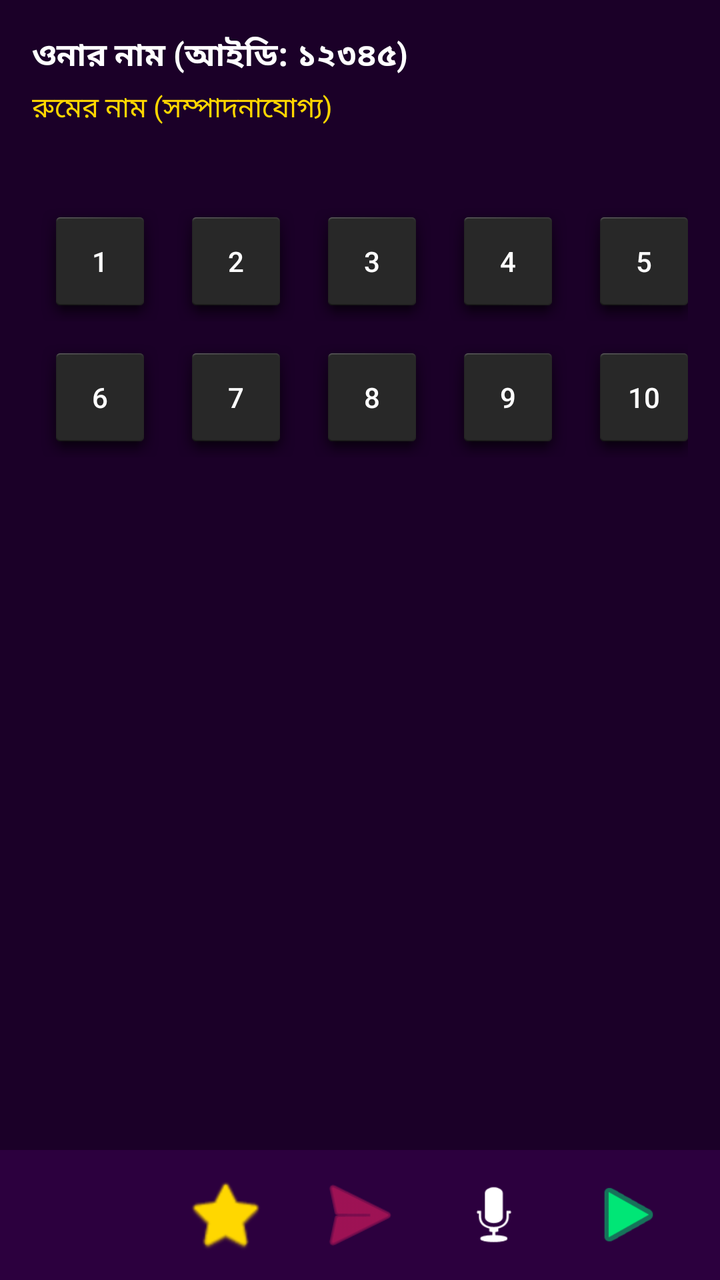
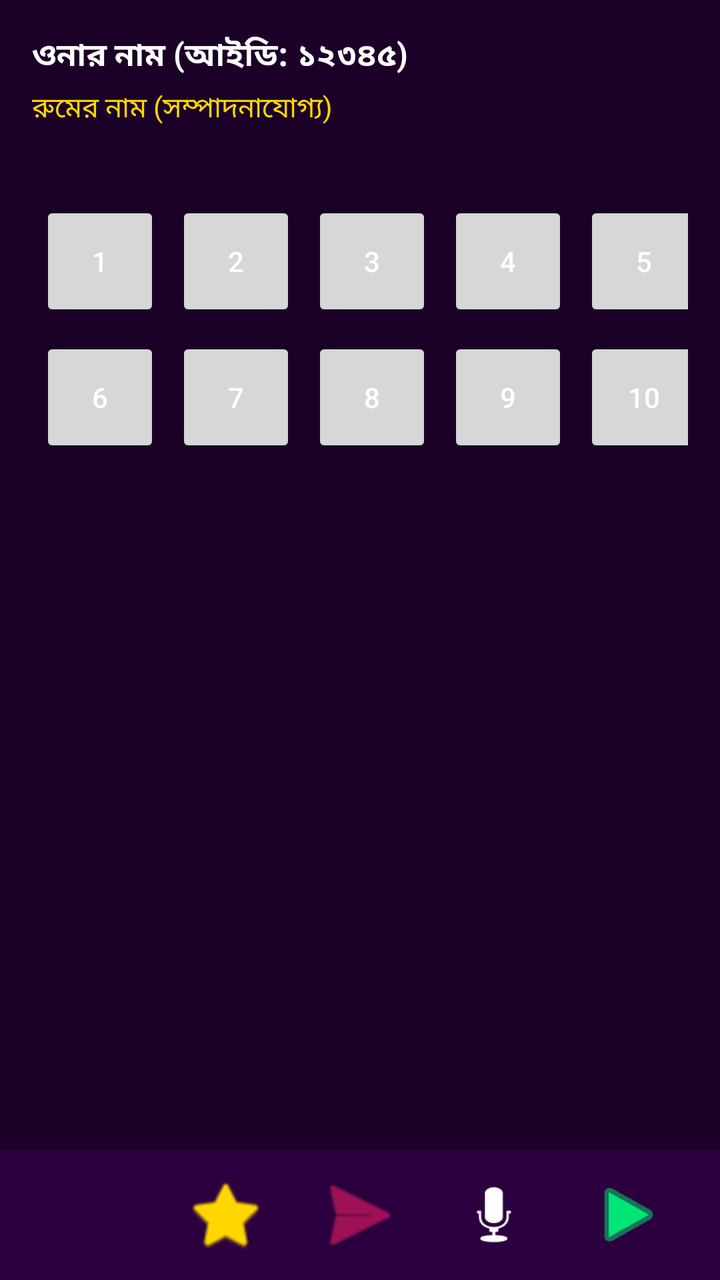

Compare the two renders of this Android layout. The source of the first and the diff that turns it into the second are given below.
<!-- AndroidManifest.xml: application theme Theme.AppCompat.DayNight.NoActionBar -->
<!-- res/layout/activity_voice_room.xml -->
<?xml version="1.0" encoding="utf-8"?>
<RelativeLayout xmlns:android="http://schemas.android.com/apk/res/android"
    xmlns:app="http://schemas.android.com/apk/res-auto"
    android:layout_width="match_parent"
    android:layout_height="match_parent"
    android:background="#1B0028">

    
    <LinearLayout
        android:id="@+id/roomHeader"
        android:layout_width="match_parent"
        android:layout_height="wrap_content"
        android:orientation="vertical"
        android:padding="16dp">

        <TextView
            android:id="@+id/txtOwnerName"
            android:layout_width="wrap_content"
            android:layout_height="wrap_content"
            android:text="ওনার নাম (আইডি: ১২৩৪৫)"
            android:textColor="#FFFFFF"
            android:textSize="16sp"
            android:textStyle="bold" />

        <TextView
            android:id="@+id/txtRoomName"
            android:layout_width="wrap_content"
            android:layout_height="wrap_content"
            android:layout_marginTop="4dp"
            android:text="রুমের নাম (সম্পাদনাযোগ্য)"
            android:textColor="#FFD700"
            android:textSize="14sp" />
    </LinearLayout>

    
    <GridLayout
        android:id="@+id/seatGridLayout"
        android:layout_width="match_parent"
        android:layout_height="wrap_content"
        android:layout_below="@id/roomHeader"
        android:layout_centerHorizontal="true"
        android:layout_margin="16dp"
        android:alignmentMode="alignMargins"
        android:columnCount="5"
        android:rowCount="2"
        android:useDefaultMargins="true">

        
        <Button android:id="@+id/seat1" android:layout_width="60dp" android:layout_height="60dp" android:background="@android:drawable/dialog_holo_dark_frame" android:text="1" android:textColor="#FFFFFF" />
        <Button android:id="@+id/seat2" android:layout_width="60dp" android:layout_height="60dp" android:background="@android:drawable/dialog_holo_dark_frame" android:text="2" android:textColor="#FFFFFF" />
        <Button android:id="@+id/seat3" android:layout_width="60dp" android:layout_height="60dp" android:background="@android:drawable/dialog_holo_dark_frame" android:text="3" android:textColor="#FFFFFF" />
        <Button android:id="@+id/seat4" android:layout_width="60dp" android:layout_height="60dp" android:background="@android:drawable/dialog_holo_dark_frame" android:text="4" android:textColor="#FFFFFF" />
        <Button android:id="@+id/seat5" android:layout_width="60dp" android:layout_height="60dp" android:background="@android:drawable/dialog_holo_dark_frame" android:text="5" android:textColor="#FFFFFF" />
        <Button android:id="@+id/seat6" android:layout_width="60dp" android:layout_height="60dp" android:background="@android:drawable/dialog_holo_dark_frame" android:text="6" android:textColor="#FFFFFF" />
        <Button android:id="@+id/seat7" android:layout_width="60dp" android:layout_height="60dp" android:background="@android:drawable/dialog_holo_dark_frame" android:text="7" android:textColor="#FFFFFF" />
        <Button android:id="@+id/seat8" android:layout_width="60dp" android:layout_height="60dp" android:background="@android:drawable/dialog_holo_dark_frame" android:text="8" android:textColor="#FFFFFF" />
        <Button android:id="@+id/seat9" android:layout_width="60dp" android:layout_height="60dp" android:background="@android:drawable/dialog_holo_dark_frame" android:text="9" android:textColor="#FFFFFF" />
        <Button android:id="@+id/seat10" android:layout_width="60dp" android:layout_height="60dp" android:background="@android:drawable/dialog_holo_dark_frame" android:text="10" android:textColor="#FFFFFF" />

    </GridLayout>

    
    <LinearLayout
        android:id="@+id/bottomControlBar"
        android:layout_width="match_parent"
        android:layout_height="65dp"
        android:layout_alignParentBottom="true"
        android:background="#2C003E"
        android:gravity="center_vertical"
        android:orientation="horizontal"
        android:paddingHorizontal="12dp"
        android:weightSum="5">

        
        <ImageView
            android:id="@+id/btnSms"
            android:layout_width="0dp"
            android:layout_height="40dp"
            android:layout_weight="1"
            android:src="@android:drawable/ic_communication_clear_portal"
            app:tint="#FFFFFF" />

        
        <ImageView
            android:id="@+id/btnEmoji"
            android:layout_width="0dp"
            android:layout_height="40dp"
            android:layout_weight="1"
            android:src="@android:drawable/btn_star"
            app:tint="#FFD700" />

        
        <ImageView
            android:id="@+id/btnGift"
            android:layout_width="0dp"
            android:layout_height="48dp"
            android:layout_weight="1"
            android:src="@android:drawable/ic_menu_send"
            app:tint="#E91E63" />

        
        <ImageView
            android:id="@+id/btnMic"
            android:layout_width="0dp"
            android:layout_height="40dp"
            android:layout_weight="1"
            android:src="@android:drawable/ic_btn_speak_now"
            app:tint="#FFFFFF" />

        
        <ImageView
            android:id="@+id/btnGames"
            android:layout_width="0dp"
            android:layout_height="40dp"
            android:layout_weight="1"
            android:src="@android:drawable/ic_media_play"
            app:tint="#00E676" />

    </LinearLayout>

</RelativeLayout>
<!-- resources referenced by this layout -->
<resources>

</resources>

<!-- the commit's change to res/layout/activity_voice_room.xml (unified diff, before → after) -->
@@ -45,17 +45,16 @@
         android:rowCount="2"
         android:useDefaultMargins="true">
 
-        
-        <Button android:id="@+id/seat1" android:layout_width="60dp" android:layout_height="60dp" android:background="@android:drawable/dialog_holo_dark_frame" android:text="1" android:textColor="#FFFFFF" />
-        <Button android:id="@+id/seat2" android:layout_width="60dp" android:layout_height="60dp" android:background="@android:drawable/dialog_holo_dark_frame" android:text="2" android:textColor="#FFFFFF" />
-        <Button android:id="@+id/seat3" android:layout_width="60dp" android:layout_height="60dp" android:background="@android:drawable/dialog_holo_dark_frame" android:text="3" android:textColor="#FFFFFF" />
-        <Button android:id="@+id/seat4" android:layout_width="60dp" android:layout_height="60dp" android:background="@android:drawable/dialog_holo_dark_frame" android:text="4" android:textColor="#FFFFFF" />
-        <Button android:id="@+id/seat5" android:layout_width="60dp" android:layout_height="60dp" android:background="@android:drawable/dialog_holo_dark_frame" android:text="5" android:textColor="#FFFFFF" />
-        <Button android:id="@+id/seat6" android:layout_width="60dp" android:layout_height="60dp" android:background="@android:drawable/dialog_holo_dark_frame" android:text="6" android:textColor="#FFFFFF" />
-        <Button android:id="@+id/seat7" android:layout_width="60dp" android:layout_height="60dp" android:background="@android:drawable/dialog_holo_dark_frame" android:text="7" android:textColor="#FFFFFF" />
-        <Button android:id="@+id/seat8" android:layout_width="60dp" android:layout_height="60dp" android:background="@android:drawable/dialog_holo_dark_frame" android:text="8" android:textColor="#FFFFFF" />
-        <Button android:id="@+id/seat9" android:layout_width="60dp" android:layout_height="60dp" android:background="@android:drawable/dialog_holo_dark_frame" android:text="9" android:textColor="#FFFFFF" />
-        <Button android:id="@+id/seat10" android:layout_width="60dp" android:layout_height="60dp" android:background="@android:drawable/dialog_holo_dark_frame" android:text="10" android:textColor="#FFFFFF" />
+        <Button android:id="@+id/seat1" android:layout_width="60dp" android:layout_height="60dp" android:text="1" android:textColor="#FFFFFF" />
+        <Button android:id="@+id/seat2" android:layout_width="60dp" android:layout_height="60dp" android:text="2" android:textColor="#FFFFFF" />
+        <Button android:id="@+id/seat3" android:layout_width="60dp" android:layout_height="60dp" android:text="3" android:textColor="#FFFFFF" />
+        <Button android:id="@+id/seat4" android:layout_width="60dp" android:layout_height="60dp" android:text="4" android:textColor="#FFFFFF" />
+        <Button android:id="@+id/seat5" android:layout_width="60dp" android:layout_height="60dp" android:text="5" android:textColor="#FFFFFF" />
+        <Button android:id="@+id/seat6" android:layout_width="60dp" android:layout_height="60dp" android:text="6" android:textColor="#FFFFFF" />
+        <Button android:id="@+id/seat7" android:layout_width="60dp" android:layout_height="60dp" android:text="7" android:textColor="#FFFFFF" />
+        <Button android:id="@+id/seat8" android:layout_width="60dp" android:layout_height="60dp" android:text="8" android:textColor="#FFFFFF" />
+        <Button android:id="@+id/seat9" android:layout_width="60dp" android:layout_height="60dp" android:text="9" android:textColor="#FFFFFF" />
+        <Button android:id="@+id/seat10" android:layout_width="60dp" android:layout_height="60dp" android:text="10" android:textColor="#FFFFFF" />
 
     </GridLayout>
 
@@ -71,7 +70,6 @@
         android:paddingHorizontal="12dp"
         android:weightSum="5">
 
-        
         <ImageView
             android:id="@+id/btnSms"
             android:layout_width="0dp"
@@ -80,7 +78,6 @@
             android:src="@android:drawable/ic_communication_clear_portal"
             app:tint="#FFFFFF" />
 
-        
         <ImageView
             android:id="@+id/btnEmoji"
             android:layout_width="0dp"
@@ -89,7 +86,6 @@
             android:src="@android:drawable/btn_star"
             app:tint="#FFD700" />
 
-        
         <ImageView
             android:id="@+id/btnGift"
             android:layout_width="0dp"
@@ -98,7 +94,6 @@
             android:src="@android:drawable/ic_menu_send"
             app:tint="#E91E63" />
 
-        
         <ImageView
             android:id="@+id/btnMic"
             android:layout_width="0dp"
@@ -107,7 +102,6 @@
             android:src="@android:drawable/ic_btn_speak_now"
             app:tint="#FFFFFF" />
 
-        
         <ImageView
             android:id="@+id/btnGames"
             android:layout_width="0dp"
